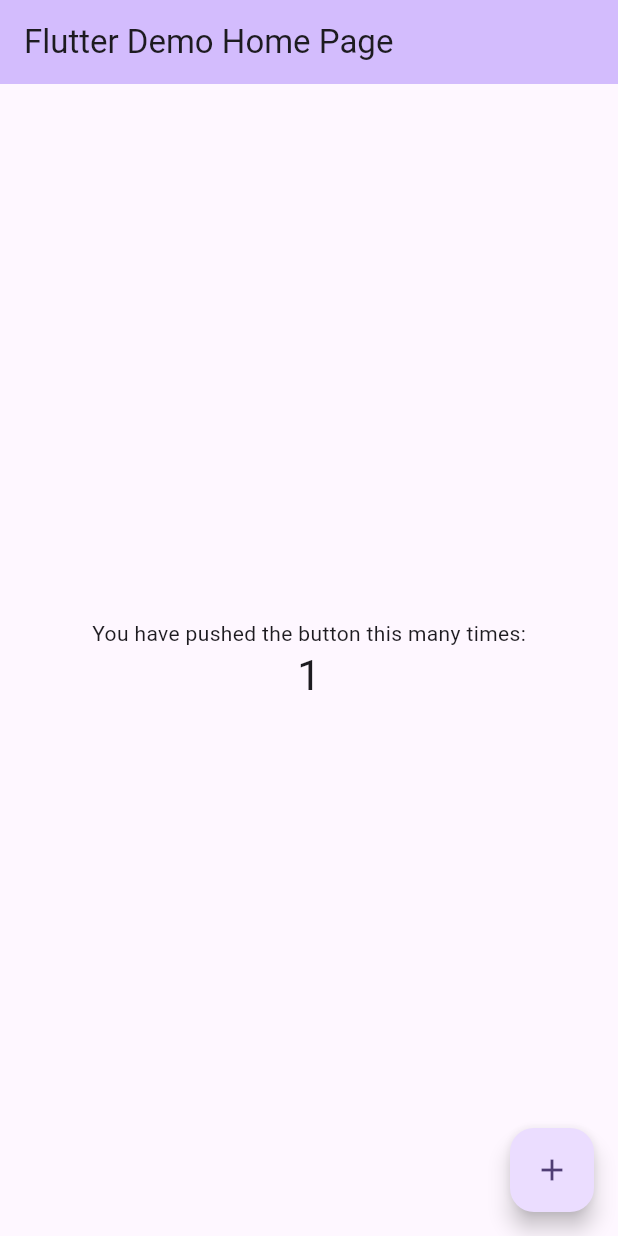
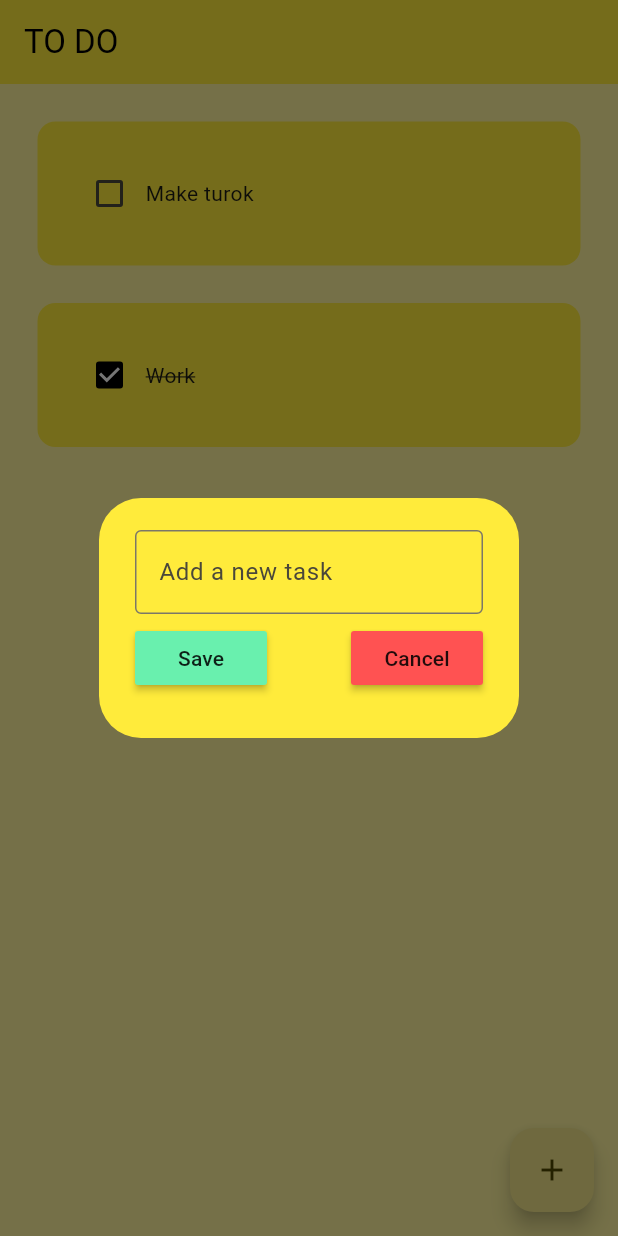
Before and after one commit to r3asonwhy/flutter-sandbox, a Flutter app: the screen it shows after launch, after a tap on the "add" icon, on a phone screen of 412 x 824 dp. Run offline on Flutter 3.47's test engine with Material 3 defaults, Android fonts, the phone set to English and light mode, and no system bars.

Commit message:
[FEAT002] Added home page and dialog box, button components

```diff
--- a/lib/main.dart
+++ b/lib/main.dart
@@ -1,4 +1,5 @@
 import 'package:flutter/material.dart';
+import 'package:myapp/pages/home_page.dart';
 
 void main() {
   runApp(const MyApp());
@@ -7,116 +8,19 @@ void main() {
 class MyApp extends StatelessWidget {
   const MyApp({super.key});
 
-  // This widget is the root of your application.
   @override
   Widget build(BuildContext context) {
     return MaterialApp(
-      title: 'Flutter Demo',
+      debugShowCheckedModeBanner: false,
+      home: HomePage(),
       theme: ThemeData(
-        // This is the theme of your application.
-        //
-        // TRY THIS: Try running your application with "flutter run". You'll see
-        // the application has a purple toolbar. Then, without quitting the app,
-        // try changing the seedColor in the colorScheme below to Colors.green
-        // and then invoke "hot reload" (save your changes or press the "hot
-        // reload" button in a Flutter-supported IDE, or press "r" if you used
-        // the command line to start the app).
-        //
-        // Notice that the counter didn't reset back to zero; the application
-        // state is not lost during the reload. To reset the state, use hot
-        // restart instead.
-        //
-        // This works for code too, not just values: Most code changes can be
-        // tested with just a hot reload.
-        colorScheme: ColorScheme.fromSeed(seedColor: Colors.deepPurple),
+        useMaterial3: true,
+        colorSchemeSeed: Colors.yellow,
+        appBarTheme: AppBarTheme(
+          backgroundColor: Colors.yellow,
+          foregroundColor: Colors.black,
+        ),
       ),
-      home: const MyHomePage(title: 'Flutter Demo Home Page'),
     );
   }
 }
-
-class MyHomePage extends StatefulWidget {
-  const MyHomePage({super.key, required this.title});
-
-  // This widget is the home page of your application. It is stateful, meaning
-  // that it has a State object (defined below) that contains fields that affect
-  // how it looks.
-
-  // This class is the configuration for the state. It holds the values (in this
-  // case the title) provided by the parent (in this case the App widget) and
-  // used by the build method of the State. Fields in a Widget subclass are
-  // always marked "final".
-
-  final String title;
-
-  @override
-  State<MyHomePage> createState() => _MyHomePageState();
-}
-
-class _MyHomePageState extends State<MyHomePage> {
-  int _counter = 0;
-
-  void _incrementCounter() {
-    setState(() {
-      // This call to setState tells the Flutter framework that something has
-      // changed in this State, which causes it to rerun the build method below
-      // so that the display can reflect the updated values. If we changed
-      // _counter without calling setState(), then the build method would not be
-      // called again, and so nothing would appear to happen.
-      _counter++;
-    });
-  }
-
-  @override
-  Widget build(BuildContext context) {
-    // This method is rerun every time setState is called, for instance as done
-    // by the _incrementCounter method above.
-    //
-    // The Flutter framework has been optimized to make rerunning build methods
-    // fast, so that you can just rebuild anything that needs updating rather
-    // than having to individually change instances of widgets.
-    return Scaffold(
-      appBar: AppBar(
-        // TRY THIS: Try changing the color here to a specific color (to
-        // Colors.amber, perhaps?) and trigger a hot reload to see the AppBar
-        // change color while the other colors stay the same.
-        backgroundColor: Theme.of(context).colorScheme.inversePrimary,
-        // Here we take the value from the MyHomePage object that was created by
-        // the App.build method, and use it to set our appbar title.
-        title: Text(widget.title),
-      ),
-      body: Center(
-        // Center is a layout widget. It takes a single child and positions it
-        // in the middle of the parent.
-        child: Column(
-          // Column is also a layout widget. It takes a list of children and
-          // arranges them vertically. By default, it sizes itself to fit its
-          // children horizontally, and tries to be as tall as its parent.
-          //
-          // Column has various properties to control how it sizes itself and
-          // how it positions its children. Here we use mainAxisAlignment to
-          // center the children vertically; the main axis here is the vertical
-          // axis because Columns are vertical (the cross axis would be
-          // horizontal).
-          //
-          // TRY THIS: Invoke "debug painting" (choose the "Toggle Debug Paint"
-          // action in the IDE, or press "p" in the console), to see the
-          // wireframe for each widget.
-          mainAxisAlignment: MainAxisAlignment.center,
-          children: <Widget>[
-            const Text('You have pushed the button this many times:'),
-            Text(
-              '$_counter',
-              style: Theme.of(context).textTheme.headlineMedium,
-            ),
-          ],
-        ),
-      ),
-      floatingActionButton: FloatingActionButton(
-        onPressed: _incrementCounter,
-        tooltip: 'Increment',
-        child: const Icon(Icons.add),
-      ), // This trailing comma makes auto-formatting nicer for build methods.
-    );
-  }
-}
--- /dev/null
+++ b/lib/pages/home_page.dart
@@ -0,0 +1,55 @@
+import 'package:flutter/material.dart';
+import 'package:myapp/util/dialog_box.dart';
+import 'package:myapp/util/todo_tile.dart';
+
+class HomePage extends StatefulWidget {
+  const HomePage({super.key});
+
+  @override
+  State<HomePage> createState() => _HomePageState();
+}
+
+class _HomePageState extends State<HomePage> {
+  List toDoList = [
+    ["Make turok", false],
+    ["Work", true],
+  ];
+
+  void checkboxChanged(bool value, int index) {
+    setState(() {
+      toDoList[index][1] = !toDoList[index][1];
+    });
+  }
+
+  void createNewTask() {
+    showDialog(
+      context: context,
+      builder: (contex) {
+        return DialogBox();
+      },
+    );
+  }
+
+  @override
+  Widget build(BuildContext context) {
+    return Scaffold(
+      backgroundColor: Colors.yellow[200],
+      appBar: AppBar(title: Text('TO DO')),
+      floatingActionButton: FloatingActionButton(
+        onPressed: createNewTask,
+        hoverColor: Colors.yellow,
+        child: Icon(Icons.add),
+      ),
+      body: ListView.builder(
+        itemCount: toDoList.length,
+        itemBuilder: (context, index) {
+          return TodoTile(
+            taskName: toDoList[index][0],
+            taskCompleted: toDoList[index][1],
+            onChanged: (value) => checkboxChanged(value!, index),
+          );
+        },
+      ),
+    );
+  }
+}
--- /dev/null
+++ b/lib/util/dialog_box.dart
@@ -0,0 +1,42 @@
+import 'package:flutter/material.dart';
+import 'package:myapp/util/my_button.dart';
+
+class DialogBox extends StatelessWidget {
+  const DialogBox({super.key});
+
+  @override
+  Widget build(BuildContext context) {
+    return AlertDialog(
+      backgroundColor: Colors.yellow,
+      content: Container(
+        height: 120,
+        child: Column(
+          mainAxisAlignment: MainAxisAlignment.spaceEvenly,
+          children: [
+            TextField(
+              decoration: InputDecoration(
+                border: OutlineInputBorder(),
+                hintText: "Add a new task",
+              ),
+            ),
+            Row(
+              mainAxisAlignment: MainAxisAlignment.spaceBetween,
+              children: [
+                MyButton(
+                  text: "Save",
+                  onPressed: () => {},
+                  color: Colors.greenAccent,
+                ),
+                MyButton(
+                  text: "Cancel",
+                  onPressed: () => {},
+                  color: Colors.redAccent,
+                ),
+              ],
+            ),
+          ],
+        ),
+      ),
+    );
+  }
+}
--- /dev/null
+++ b/lib/util/my_button.dart
@@ -0,0 +1,23 @@
+import 'package:flutter/material.dart';
+
+class MyButton extends StatelessWidget {
+  String text;
+  VoidCallback onPressed;
+  Color color;
+
+  MyButton({
+    super.key,
+    required this.text,
+    required this.onPressed,
+    required this.color,
+  });
+
+  @override
+  Widget build(BuildContext context) {
+    return MaterialButton(
+      onPressed: onPressed,
+      color: color,
+      child: Text(text),
+    );
+  }
+}
--- /dev/null
+++ b/lib/util/todo_tile.dart
@@ -0,0 +1,45 @@
+import 'package:flutter/material.dart';
+
+class TodoTile extends StatelessWidget {
+  String taskName = "";
+  bool taskCompleted = false;
+  Function(bool?)? onChanged;
+
+  TodoTile({
+    super.key,
+    required this.taskName,
+    required this.taskCompleted,
+    required this.onChanged,
+  });
+
+  @override
+  Widget build(BuildContext context) {
+    return Padding(
+      padding: const EdgeInsets.only(left: 25, right: 25, top: 25),
+      child: Container(
+        padding: EdgeInsets.all(24),
+        decoration: BoxDecoration(
+          color: Colors.yellow,
+          borderRadius: BorderRadius.circular(12),
+        ),
+        child: Row(
+          children: [
+            Checkbox(
+              value: taskCompleted,
+              onChanged: onChanged,
+              activeColor: Colors.black,
+            ),
+            Text(
+              taskName,
+              style: TextStyle(
+                decoration: taskCompleted
+                    ? TextDecoration.lineThrough
+                    : TextDecoration.none,
+              ),
+            ),
+          ],
+        ),
+      ),
+    );
+  }
+}
```
